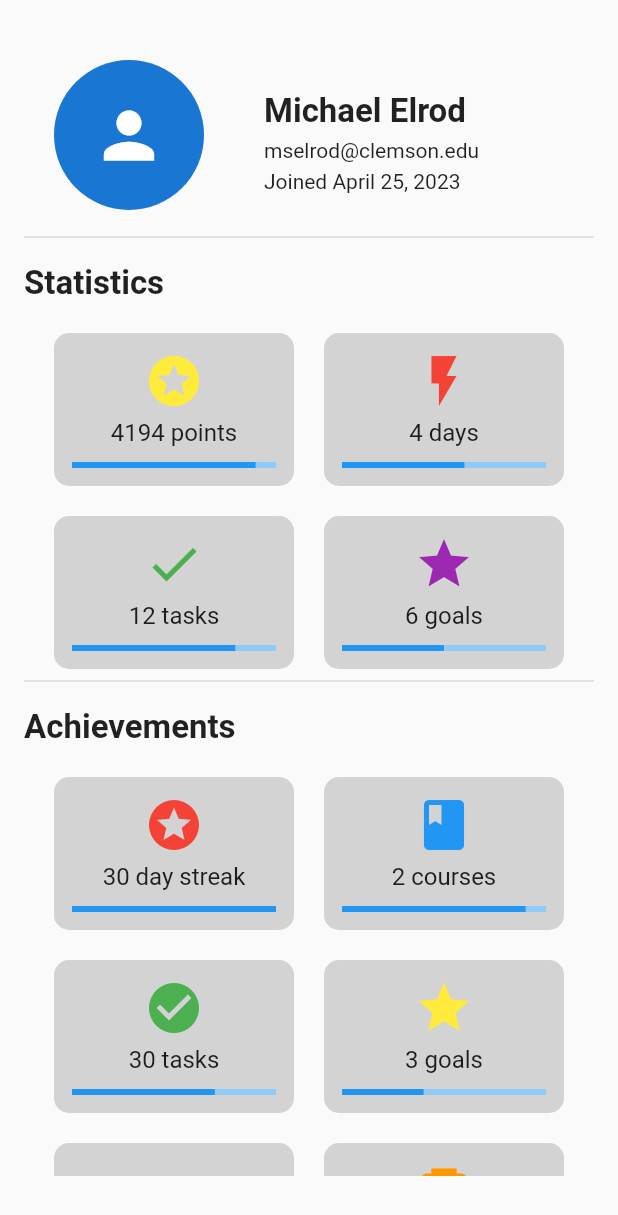
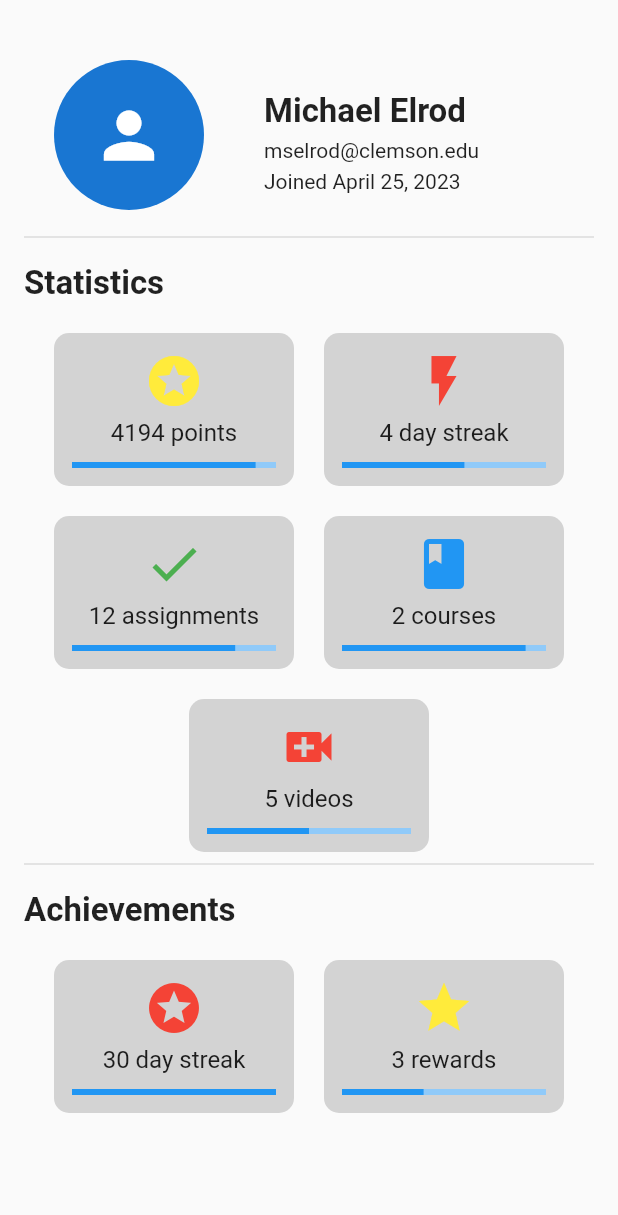
Before and after one commit to mgurrie/flutter_application_1, a Flutter app: the ProfilePage screen opened directly, on a phone screen of 412 x 824 dp. Shown: the top 1215 px of the screen. Run offline on Flutter 3.47's test engine with Material 2 defaults, Android fonts, the phone set to English and light mode, and no system bars; our stand-ins replace google_nav_bar, video_player, youtube_player_flutter.

Commit message:
Profile Update

```diff
--- a/lib/profile.dart
+++ b/lib/profile.dart
@@ -86,12 +86,14 @@ class ProfilePage extends StatelessWidget {
                   children: [
                     _buildBadge('4194 points', Icons.stars, 0.9,
                         color: Colors.yellow),
-                    _buildBadge('4 days', Icons.flash_on, 0.6,
+                    _buildBadge('4 day streak', Icons.flash_on, 0.6,
                         color: Colors.red),
-                    _buildBadge('12 tasks', Icons.check, 0.8,
+                    _buildBadge('12 assignments', Icons.check, 0.8,
                         color: Colors.green),
-                    _buildBadge('6 goals', Icons.star, 0.5,
-                        color: Colors.purple),
+                    _buildBadge('2 courses', Icons.book, 0.9,
+                        color: Colors.blue),
+                    _buildBadge('5 videos', Icons.video_call, 0.5,
+                        color: Colors.red),
                   ],
                 ),
               ),
@@ -108,16 +110,8 @@ class ProfilePage extends StatelessWidget {
                   children: [
                     _buildBadge('30 day streak', Icons.stars, 1.0,
                         color: Colors.red),
-                    _buildBadge('2 courses', Icons.book, 0.9,
-                        color: Colors.blue),
-                    _buildBadge('30 tasks', Icons.check_circle, 0.7,
-                        color: Colors.green),
-                    _buildBadge('3 goals', Icons.star, 0.4,
+                    _buildBadge('3 rewards', Icons.star, 0.4,
                         color: Colors.yellow),
-                    _buildBadge('5 videos', Icons.video_call, 0.5,
-                        color: Colors.red),
-                    _buildBadge('2 awards', Icons.emoji_events, 0.3,
-                        color: Colors.orange),
                   ],
                 ),
               ),
```
